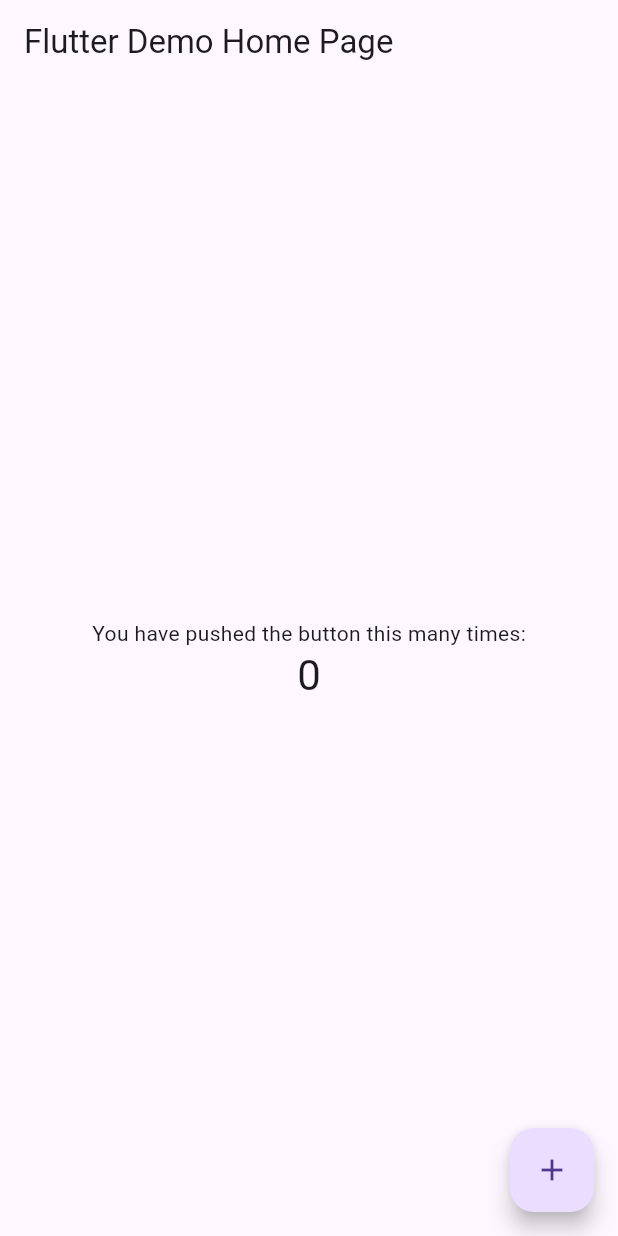
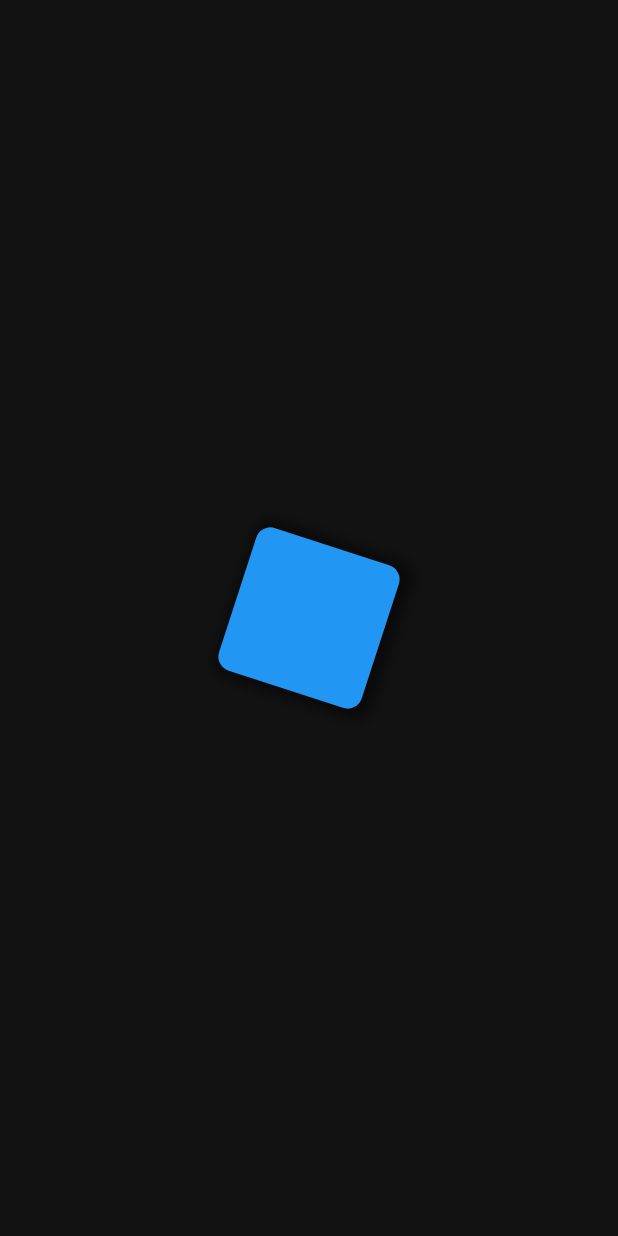
Before and after one commit to abhishek-joflee/vandad_animation_course, a Flutter app: the screen it shows after launch, on a phone screen of 412 x 824 dp. Run offline on Flutter 3.47's test engine with Material 2 defaults, Android fonts, the phone set to English and light mode, and no system bars.

Commit message:
Example 1

```diff
--- a/lib/main.dart
+++ b/lib/main.dart
@@ -1,3 +1,5 @@
+import 'dart:math' show pi;
+
 import 'package:flutter/material.dart';
 
 void main() {
@@ -13,55 +15,77 @@ class MyApp extends StatelessWidget {
       title: 'Flutter Demo',
       theme: ThemeData(
         useMaterial3: true,
-        primarySwatch: Colors.blue,
+        colorScheme: ColorScheme.dark(
+          background: Colors.grey.shade900,
+        ),
       ),
-      home: const MyHomePage(title: 'Flutter Demo Home Page'),
+      home: const MyHomePage(),
     );
   }
 }
 
 class MyHomePage extends StatefulWidget {
-  const MyHomePage({super.key, required this.title});
-
-  final String title;
+  const MyHomePage({super.key});
 
   @override
   State<MyHomePage> createState() => _MyHomePageState();
 }
 
-class _MyHomePageState extends State<MyHomePage> {
-  int _counter = 0;
+class _MyHomePageState extends State<MyHomePage>
+    with SingleTickerProviderStateMixin {
+  late AnimationController controller;
+  late Animation<double> animation;
 
-  void _incrementCounter() {
-    setState(() {
-      _counter++;
-    });
+  /*
+  0.0 = 0 degrees
+  0.5 = 180 degrees
+  1.0 = 360 degrees
+  */
+
+  @override
+  void initState() {
+    super.initState();
+    controller = AnimationController(
+      vsync: this,
+      duration: const Duration(seconds: 1),
+    )..repeat();
+    animation = Tween(begin: 0.0, end: 2 * pi).animate(controller);
+  }
+
+  @override
+  void dispose() {
+    controller.dispose();
+    super.dispose();
   }
 
   @override
   Widget build(BuildContext context) {
     return Scaffold(
-      appBar: AppBar(
-        title: Text(widget.title),
-      ),
       body: Center(
-        child: Column(
-          mainAxisAlignment: MainAxisAlignment.center,
-          children: <Widget>[
-            const Text(
-              'You have pushed the button this many times:',
-            ),
-            Text(
-              '$_counter',
-              style: Theme.of(context).textTheme.headlineMedium,
-            ),
-          ],
-        ),
-      ),
-      floatingActionButton: FloatingActionButton(
-        onPressed: _incrementCounter,
-        tooltip: 'Increment',
-        child: const Icon(Icons.add),
+        child: AnimatedBuilder(
+            animation: controller,
+            builder: (context, child) {
+              return Transform(
+                alignment: Alignment.center,
+                transform: Matrix4.identity()..rotateZ(animation.value),
+                child: Container(
+                  height: 100,
+                  width: 100,
+                  decoration: BoxDecoration(
+                    color: Colors.blue,
+                    borderRadius: BorderRadius.circular(10),
+                    boxShadow: [
+                      BoxShadow(
+                        color: Colors.black.withOpacity(0.5),
+                        spreadRadius: 5,
+                        blurRadius: 7,
+                        offset: const Offset(0, 3),
+                      ),
+                    ],
+                  ),
+                ),
+              );
+            }),
       ),
     );
   }
```
